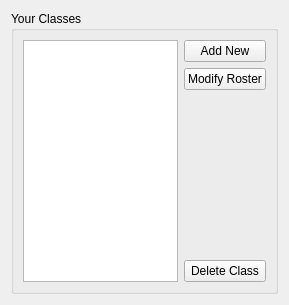
This is PeerPilot/ui/manageClasses/manageClasses.ui in lsevcik/peerpilot as Qt 5 draws it before an edit. The edited form follows.
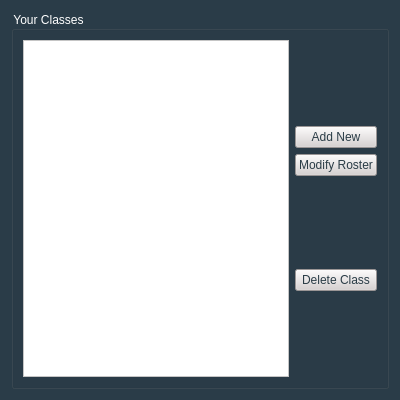
This is the edited form.

Commit message: Updated UI, Next will make buttons work

What changed in the file:
```diff
--- a/PeerPilot/ui/manageClasses/manageClasses.ui
+++ b/PeerPilot/ui/manageClasses/manageClasses.ui
@@ -6,27 +6,59 @@
    <rect>
     <x>0</x>
     <y>0</y>
-    <width>289</width>
-    <height>305</height>
+    <width>400</width>
+    <height>400</height>
    </rect>
   </property>
   <property name="windowTitle">
    <string>Manage Classes</string>
   </property>
+  <property name="styleSheet">
+   <string notr="true">background-color: rgb(42, 60, 72);</string>
+  </property>
   <layout class="QGridLayout" name="gridLayout">
    <item row="0" column="0">
     <widget class="QGroupBox" name="groupBox">
+     <property name="styleSheet">
+      <string notr="true">font: 11pt &quot;Calibri&quot;;
+color: rgb(255, 255, 255);</string>
+     </property>
      <property name="title">
       <string>Your Classes</string>
      </property>
      <layout class="QHBoxLayout" name="horizontalLayout">
       <item>
-       <widget class="QListView" name="classListView"/>
+       <widget class="QListView" name="classListView">
+        <property name="styleSheet">
+         <string notr="true">font: 12pt &quot;Calibri&quot;;
+background-color: rgb(255, 255, 255);
+color: rgb(0, 0, 0);</string>
+        </property>
+       </widget>
       </item>
       <item>
        <layout class="QVBoxLayout" name="verticalLayout">
+        <item>
+         <spacer name="verticalSpacer_3">
+          <property name="orientation">
+           <enum>Qt::Vertical</enum>
+          </property>
+          <property name="sizeHint" stdset="0">
+           <size>
+            <width>20</width>
+            <height>40</height>
+           </size>
+          </property>
+         </spacer>
+        </item>
         <item>
          <widget class="QPushButton" name="createButton">
+          <property name="styleSheet">
+           <string notr="true">color: rgb(42, 60, 70);
+background-color: rgb(215, 209, 209);
+border-top-color: rgb(0, 85, 255);
+font: 12pt &quot;Calibri&quot;;</string>
+          </property>
           <property name="text">
            <string>Add New</string>
           </property>
@@ -34,6 +66,12 @@
         </item>
         <item>
          <widget class="QPushButton" name="updateButton">
+          <property name="styleSheet">
+           <string notr="true">color: rgb(42, 60, 70);
+background-color: rgb(215, 209, 209);
+border-top-color: rgb(0, 85, 255);
+font: 12pt &quot;Calibri&quot;;</string>
+          </property>
           <property name="text">
            <string>Modify Roster</string>
           </property>
@@ -54,11 +92,30 @@
         </item>
         <item>
          <widget class="QPushButton" name="deleteButton">
+          <property name="styleSheet">
+           <string notr="true">color: rgb(42, 60, 70);
+background-color: rgb(215, 209, 209);
+border-top-color: rgb(0, 85, 255);
+font: 12pt &quot;Calibri&quot;;</string>
+          </property>
           <property name="text">
            <string>Delete Class</string>
           </property>
          </widget>
         </item>
+        <item>
+         <spacer name="verticalSpacer_2">
+          <property name="orientation">
+           <enum>Qt::Vertical</enum>
+          </property>
+          <property name="sizeHint" stdset="0">
+           <size>
+            <width>20</width>
+            <height>40</height>
+           </size>
+          </property>
+         </spacer>
+        </item>
        </layout>
       </item>
      </layout>
```
The commit also changes 7 other files.
